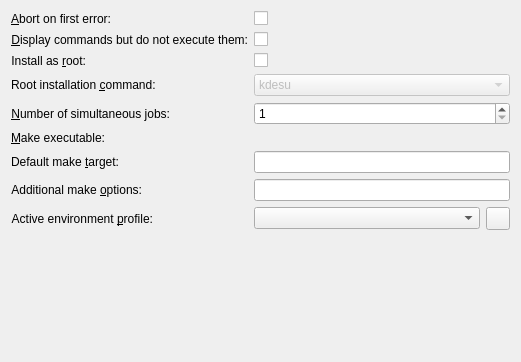
This is projectbuilders/makebuilder/makeconfig.ui in KDE/kdevelop as Qt 5 draws it before an edit. The edited form follows.
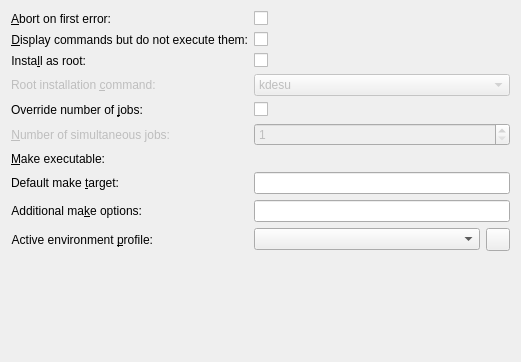
This is the edited form. Custom widgets are drawn as their Qt base class.

Commit message:
MakeBuilder: Change override job number behavior
Changes:
* Add a "Override Job Number" check box
  * If not checked: Use ideal thread count for -jX
  * If checked: Use specified job count for -jX

By default, "Override Job Number" is unchecked, thus we use the ideal
thread count by default.

This is consistent to the Ninja builder's behavior now.

The edit to the form file:
```diff
--- a/projectbuilders/makebuilder/makeconfig.ui
+++ b/projectbuilders/makebuilder/makeconfig.ui
@@ -57,7 +57,7 @@
    <item row="2" column="0">
     <widget class="QLabel" name="label_31">
      <property name="text">
-      <string>Install as &amp;root:</string>
+      <string>Insta&amp;ll as root:</string>
      </property>
      <property name="alignment">
       <set>Qt::AlignRight|Qt::AlignTrailing|Qt::AlignVCenter</set>
@@ -76,6 +76,9 @@
    </item>
    <item row="3" column="0">
     <widget class="QLabel" name="rootinstallationcommandLabel">
+     <property name="enabled">
+      <bool>false</bool>
+     </property>
      <property name="text">
       <string>Root installation &amp;command:</string>
      </property>
@@ -106,8 +109,11 @@
      </item>
     </widget>
    </item>
-   <item row="4" column="0">
+   <item row="5" column="0">
     <widget class="QLabel" name="label">
+     <property name="enabled">
+      <bool>false</bool>
+     </property>
      <property name="text">
       <string>&amp;Number of simultaneous jobs:</string>
      </property>
@@ -119,14 +125,17 @@
      </property>
     </widget>
    </item>
-   <item row="4" column="1">
+   <item row="5" column="1">
     <widget class="QSpinBox" name="kcfg_numberOfJobs">
+     <property name="enabled">
+      <bool>false</bool>
+     </property>
      <property name="minimum">
       <number>1</number>
      </property>
     </widget>
    </item>
-   <item row="5" column="0">
+   <item row="6" column="0">
     <widget class="QLabel" name="label_4">
      <property name="text">
       <string>&amp;Make executable:</string>
@@ -149,7 +158,7 @@
      </property>
     </widget>
    </item>
-   <item row="6" column="0">
+   <item row="7" column="0">
     <widget class="QLabel" name="label_6">
      <property name="text">
       <string>Default make &amp;target:</string>
@@ -162,17 +171,17 @@
      </property>
     </widget>
    </item>
-   <item row="6" column="1">
+   <item row="7" column="1">
     <widget class="QLineEdit" name="kcfg_defaultTarget">
      <property name="showClearButton" stdset="0">
       <bool>true</bool>
      </property>
     </widget>
    </item>
-   <item row="7" column="0">
+   <item row="8" column="0">
     <widget class="QLabel" name="label_5">
      <property name="text">
-      <string>Additional make &amp;options:</string>
+      <string>Additional ma&amp;ke options:</string>
      </property>
      <property name="alignment">
       <set>Qt::AlignRight|Qt::AlignTrailing|Qt::AlignVCenter</set>
@@ -182,14 +191,14 @@
      </property>
     </widget>
    </item>
-   <item row="7" column="1">
+   <item row="8" column="1">
     <widget class="QLineEdit" name="kcfg_additionalOptions">
      <property name="showClearButton" stdset="0">
       <bool>true</bool>
      </property>
     </widget>
    </item>
-   <item row="9" column="0">
+   <item row="10" column="0">
     <widget class="QLabel" name="label_2">
      <property name="text">
       <string>Active environment &amp;profile:</string>
@@ -202,7 +211,7 @@
      </property>
     </widget>
    </item>
-   <item row="9" column="1">
+   <item row="10" column="1">
     <widget class="QWidget" name="widget" native="true">
      <layout class="QHBoxLayout" name="horizontalLayout">
       <property name="margin">
@@ -224,6 +233,23 @@
      </layout>
     </widget>
    </item>
+   <item row="4" column="0">
+    <widget class="QLabel" name="label_3">
+     <property name="text">
+      <string>Override number of &amp;jobs:</string>
+     </property>
+     <property name="buddy">
+      <cstring>kcfg_overrideNumberOfJobs</cstring>
+     </property>
+    </widget>
+   </item>
+   <item row="4" column="1">
+    <widget class="QCheckBox" name="kcfg_overrideNumberOfJobs">
+     <property name="text">
+      <string/>
+     </property>
+    </widget>
+   </item>
   </layout>
  </widget>
  <customwidgets>
@@ -231,11 +257,7 @@
    <class>KUrlRequester</class>
    <extends>QFrame</extends>
    <header>kurlrequester.h</header>
-  </customwidget>
-  <customwidget>
-   <class>QLineEdit</class>
-   <extends>QLineEdit</extends>
-   <header>klineedit.h</header>
+   <container>1</container>
   </customwidget>
   <customwidget>
    <class>KComboBox</class>
```
Left out of the diff: 49 changed lines with no effect on the pictures. The commit also changes 2 other files.
